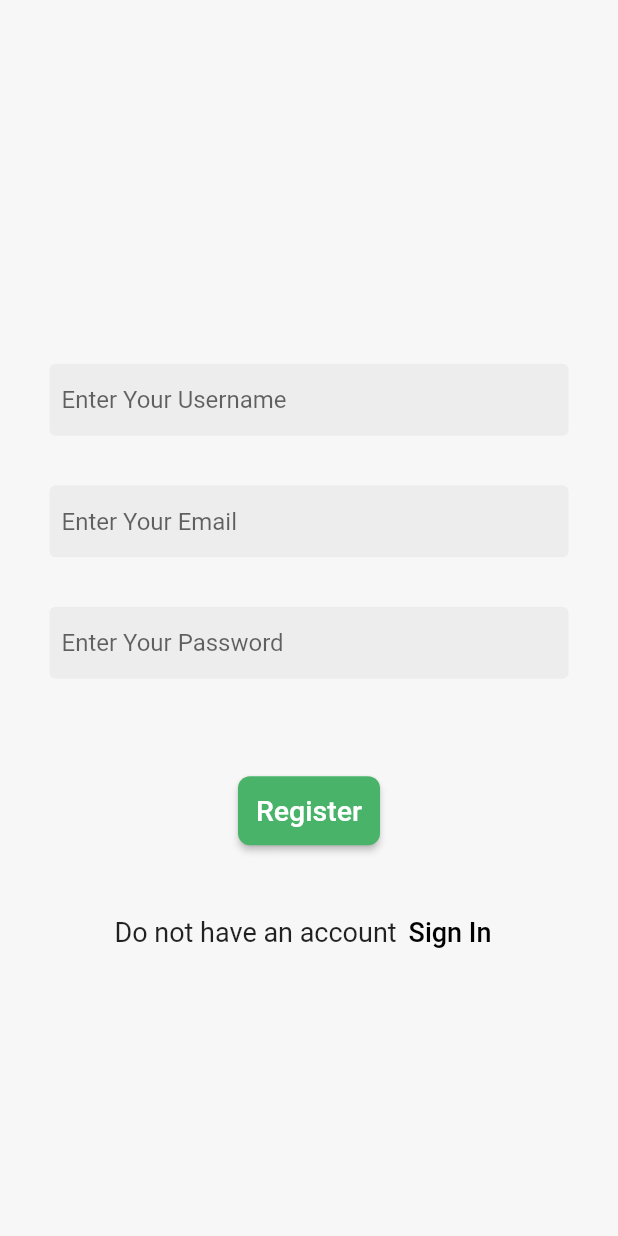
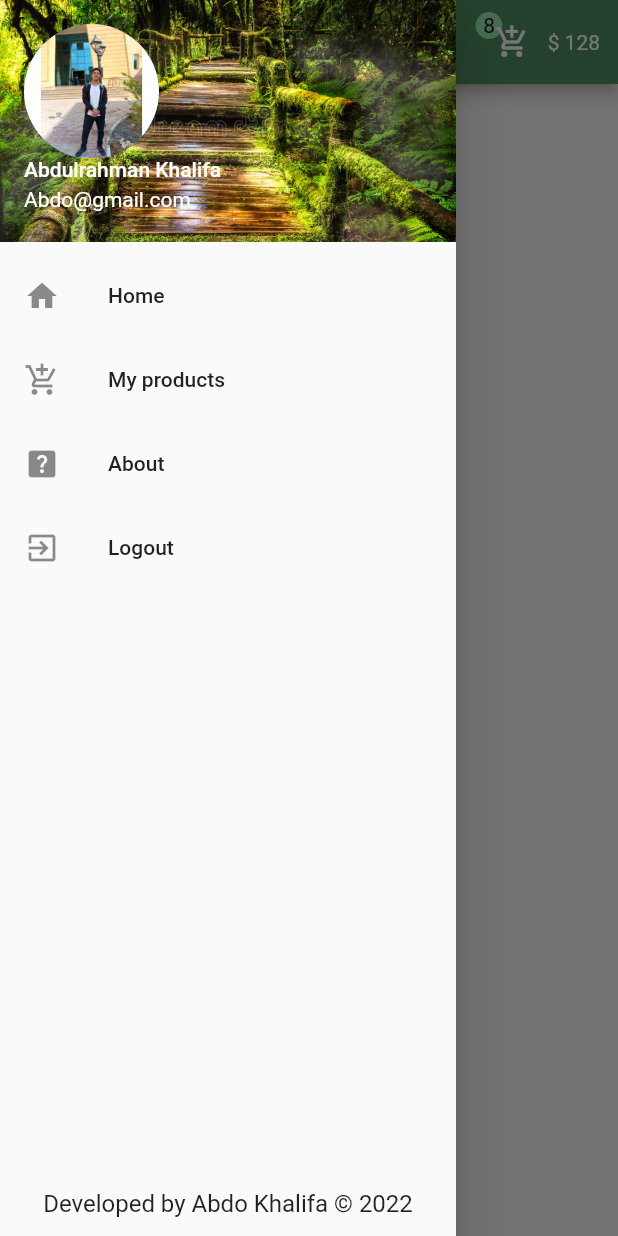
Before and after one commit to Abd0Khalifa/flutter_e_commerce_app, a Flutter app: the screen it shows after launch, with the side drawer open (before the commit the screen has no drawer), on a phone screen of 412 x 824 dp. Run offline on Flutter 3.47's test engine with Material 2 defaults, Android fonts, the phone set to English and light mode, and no system bars.

Commit message:
Abdulrahman Khalifa finish appBar & drawer

```diff
--- a/lib/main.dart
+++ b/lib/main.dart
@@ -1,4 +1,5 @@
 import 'package:flutter/material.dart';
+import 'package:flutter_e_commerce_app/pages/home.dart';
 
 import 'pages/login.dart';
 import 'pages/register.dart';
@@ -15,7 +16,7 @@ class MyApp extends StatelessWidget {
   Widget build(BuildContext context) {
     return const MaterialApp(
       debugShowCheckedModeBanner: false,
-      home: Register(),
+      home: Home(),
     );
   }
 }
--- /dev/null
+++ b/lib/pages/home.dart
@@ -0,0 +1,92 @@
+import 'package:flutter/material.dart';
+import 'package:flutter_e_commerce_app/shared/colors.dart';
+
+class Home extends StatelessWidget {
+  const Home({super.key});
+
+  @override
+  Widget build(BuildContext context) {
+    return Scaffold(
+      drawer: Drawer(
+        child: Column(
+          mainAxisAlignment: MainAxisAlignment.spaceBetween,
+          children: [
+            Column(
+              children: [
+                const UserAccountsDrawerHeader(
+                  decoration: BoxDecoration(
+                    image: DecorationImage(
+                        image: AssetImage("assets/images/back.jpg"),
+                        fit: BoxFit.cover),
+                  ),
+                  accountName: Text("Abdulrahman Khalifa",
+                      style: TextStyle(
+                        color: Color.fromARGB(255, 255, 255, 255),
+                      )),
+                  accountEmail: Text("Abdo@gmail.com"),
+                  currentAccountPictureSize: Size.square(90),
+                  currentAccountPicture: CircleAvatar(
+                      radius: 55,
+                      backgroundImage: AssetImage("assets/images/me.jpeg")),
+                ),
+                ListTile(
+                    title: const Text("Home"),
+                    leading: const Icon(Icons.home),
+                    onTap: () {}),
+                ListTile(
+                    title: const Text("My products"),
+                    leading: const Icon(Icons.add_shopping_cart),
+                    onTap: () {}),
+                ListTile(
+                    title: const Text("About"),
+                    leading: const Icon(Icons.help_center),
+                    onTap: () {}),
+                ListTile(
+                    title: const Text("Logout"),
+                    leading: const Icon(Icons.exit_to_app),
+                    onTap: () {}),
+              ],
+            ),
+            Container(
+              margin: const EdgeInsets.only(bottom: 12),
+              child: const Text("Developed by Abdo Khalifa © 2022",
+                  style: TextStyle(fontSize: 16)),
+            ),
+          ],
+        ),
+      ),
+      appBar: AppBar(
+        backgroundColor: appbarGreen,
+        title: const Text("Home"),
+        actions: [
+          Row(
+            children: [
+              Stack(
+                children: [
+                  Container(
+                      // ignore: prefer_const_constructors, sort_child_properties_last
+                      child: Text(
+                        "8",
+                        style: const TextStyle(
+                            color: Color.fromARGB(255, 0, 0, 0)),
+                      ),
+                      padding: const EdgeInsets.all(5),
+                      decoration: const BoxDecoration(
+                          color: Color.fromARGB(211, 164, 255, 193),
+                          shape: BoxShape.circle)),
+                  IconButton(
+                      onPressed: () {},
+                      icon: const Icon(Icons.add_shopping_cart)),
+                ],
+              ),
+              const Padding(
+                padding: EdgeInsets.only(right: 12),
+                child: Text("\$ 128"),
+              )
+            ],
+          )
+        ],
+      ),
+    );
+  }
+}
--- a/pubspec.yaml
+++ b/pubspec.yaml
@@ -60,9 +60,9 @@ flutter:
   uses-material-design: true
 
   # To add assets to your application, add an assets section, like this:
-  # assets:
-  #   - images/a_dot_burr.jpeg
-  #   - images/a_dot_ham.jpeg
+  assets:
+    - assets/images/me.jpeg
+    - assets/images/back.jpg
 
   # An image asset can refer to one or more resolution-specific "variants", see
   # https://flutter.dev/assets-and-images/#resolution-aware
```
Also changed, not shown: assets/images/back.jpg (added), assets/images/me.jpeg (added).
